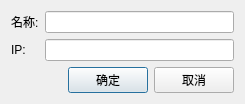
Above: UAVManage/adddevicedialog.ui from gessd/UAVManage before the change. Below: the same form after it.
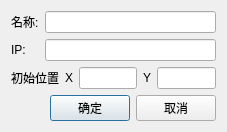
That is the form after the change.

```diff
--- a/UAVManage/adddevicedialog.ui
+++ b/UAVManage/adddevicedialog.ui
@@ -6,8 +6,8 @@
    <rect>
     <x>0</x>
     <y>0</y>
-    <width>245</width>
-    <height>97</height>
+    <width>227</width>
+    <height>123</height>
    </rect>
   </property>
   <property name="windowTitle">
@@ -34,6 +34,37 @@
    <item row="1" column="1">
     <widget class="QLineEdit" name="lineEditIP"/>
    </item>
+   <item row="2" column="0" colspan="2">
+    <layout class="QHBoxLayout" name="horizontalLayout_2">
+     <item>
+      <widget class="QLabel" name="label_3">
+       <property name="text">
+        <string>初始位置</string>
+       </property>
+      </widget>
+     </item>
+     <item>
+      <widget class="QLabel" name="label_5">
+       <property name="text">
+        <string>X</string>
+       </property>
+      </widget>
+     </item>
+     <item>
+      <widget class="QLineEdit" name="lineEditX"/>
+     </item>
+     <item>
+      <widget class="QLabel" name="label_6">
+       <property name="text">
+        <string>Y</string>
+       </property>
+      </widget>
+     </item>
+     <item>
+      <widget class="QLineEdit" name="lineEditY"/>
+     </item>
+    </layout>
+   </item>
    <item row="3" column="0" colspan="2">
     <layout class="QHBoxLayout" name="horizontalLayout">
      <item>
```
Left out of the diff: 20 changed lines with no effect on the pictures.
